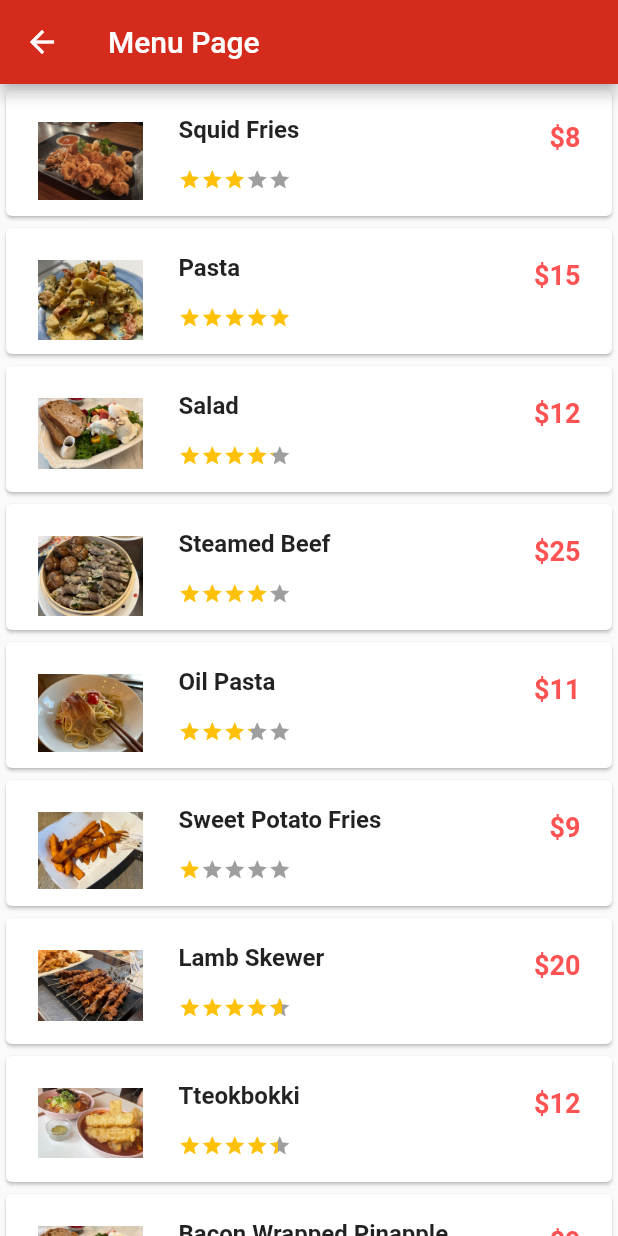
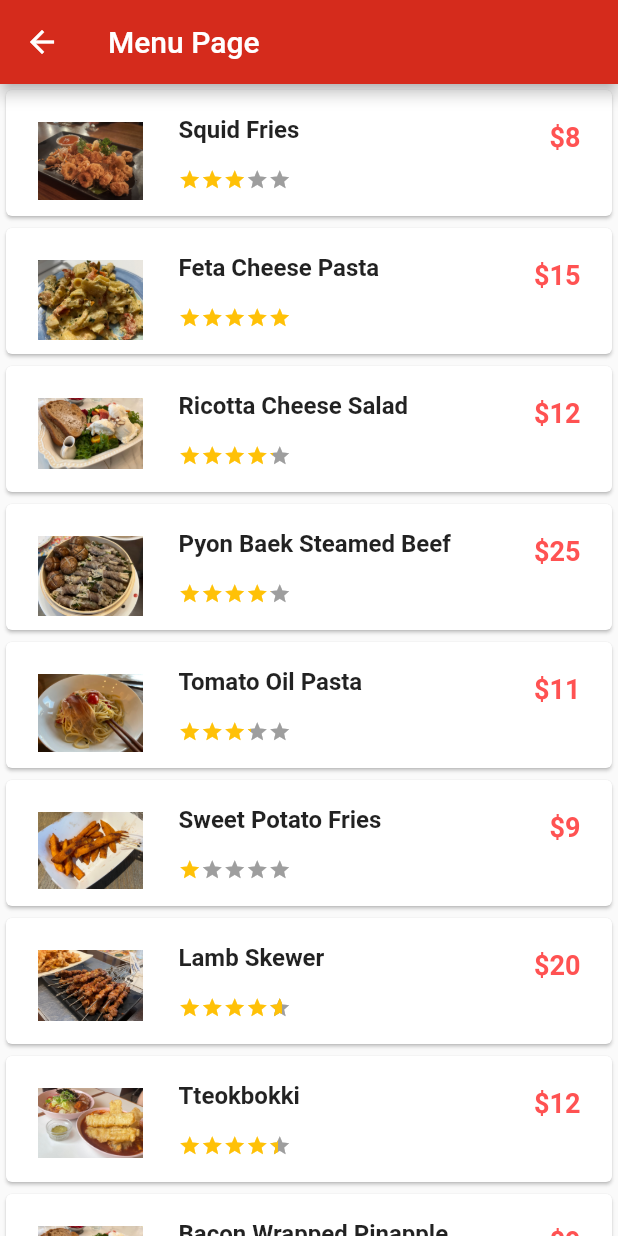
Before and after one commit to Haesun-Lee/tap_review, a Flutter app: the MenuPage screen opened by its route, on a phone screen of 412 x 824 dp. Run offline on Flutter 3.47's test engine with Material 2 defaults, Android fonts, the phone set to English and light mode, and no system bars; drawn by our look-alikes of flutter_rating_bar; missing offline and left inert: dart:ffi.

Commit message:
menu date updated

```diff
--- a/lib/utils/menu.dart
+++ b/lib/utils/menu.dart
@@ -25,33 +25,33 @@ List<Menu> MenuList = [
       price: 8,
       rating: 3.0),
   Menu(
-      menu_name: 'Pasta',
+      menu_name: 'Feta Cheese Pasta',
       description: 'This is a Homemade pasta made by GT turtle',
       imageUrl: 'assets/Pasta.jpeg',
       price: 15,
       rating: 5.0),
   Menu(
-      menu_name: 'Salad',
+      menu_name: 'Ricotta Cheese Salad',
       description: 'This is a Salad that I had back in Korea',
       imageUrl: 'assets/Salad.jpeg',
       price: 12,
       rating: 4.2),
   Menu(
-      menu_name: 'Steamed Beef',
+      menu_name: 'Pyon Baek Steamed Beef',
       description:
           'This is very delicious Pyon Baek steam(shabu-shabu) made by Daeun',
       imageUrl: 'assets/Steamed.jpeg',
       price: 25,
       rating: 4.1),
   Menu(
-      menu_name: 'Oil Pasta',
+      menu_name: 'Tomato Oil Pasta',
       description: 'This is a Homemade oil pasta made by Kahye',
       imageUrl: 'assets/Oil_Pasta.jpeg',
       price: 11,
       rating: 3.2),
   Menu(
       menu_name: 'Sweet Potato Fries',
-      description: 'This is a Sweet potato fries by Dink Tea',
+      description: 'This is a Sweet potato fries by Ding Tea',
       imageUrl: 'assets/SweetPotato.jpeg',
       price: 9,
       rating: 1.0),
```
